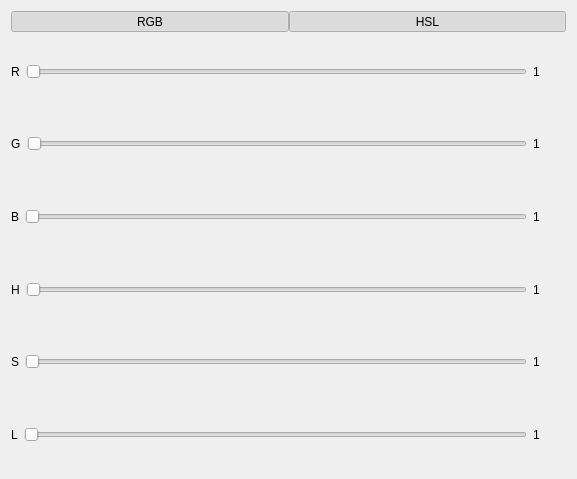
First picture: the form in 图像处理程序/MyPalette.ui, repository March-rain233/MineSketchpad, before the edit.
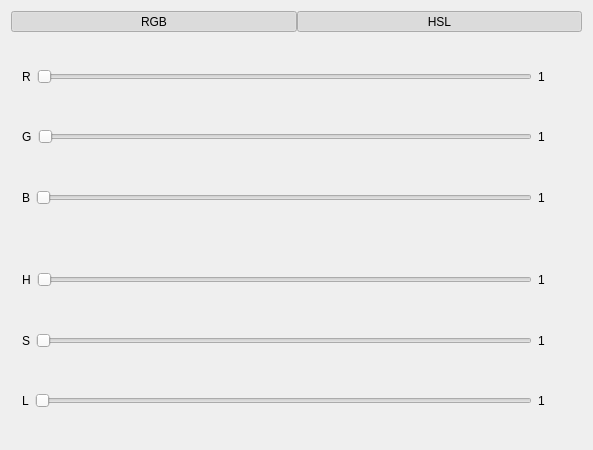
Second picture: the form after the edit.

```diff
--- a/图像处理程序/MyPalette.ui
+++ b/图像处理程序/MyPalette.ui
@@ -6,10 +6,16 @@
    <rect>
     <x>0</x>
     <y>0</y>
-    <width>577</width>
-    <height>479</height>
+    <width>593</width>
+    <height>450</height>
    </rect>
   </property>
+  <property name="sizePolicy">
+   <sizepolicy hsizetype="Fixed" vsizetype="Fixed">
+    <horstretch>0</horstretch>
+    <verstretch>0</verstretch>
+   </sizepolicy>
+  </property>
   <property name="acceptDrops">
    <bool>false</bool>
   </property>
@@ -78,7 +84,8 @@
     </layout>
    </item>
    <item>
-    <layout class="QVBoxLayout" name="RGBmenu">
+    <widget class="QWidget" name="RGBmenu" native="true">
+     <layout class="QVBoxLayout" name="layout">
      <item>
       <layout class="QHBoxLayout" name="horizontalLayout_6" stretch="0,15,1">
        <item>
@@ -155,9 +162,11 @@
       </layout>
      </item>
     </layout>
+    </widget>
    </item>
    <item>
-    <layout class="QVBoxLayout" name="HSLmenu" stretch="0,0,0">
+    <widget class="QWidget" name="HSLmenu" native="true">
+     <layout class="QVBoxLayout" name="_2" stretch="0,0,0">
      <item>
       <layout class="QHBoxLayout" name="horizontalLayout_7" stretch="0,15,1">
        <item>
@@ -234,6 +243,7 @@
       </layout>
      </item>
     </layout>
+    </widget>
    </item>
   </layout>
  </widget>
```
Lines whose indentation alone changed are shown as unchanged.
